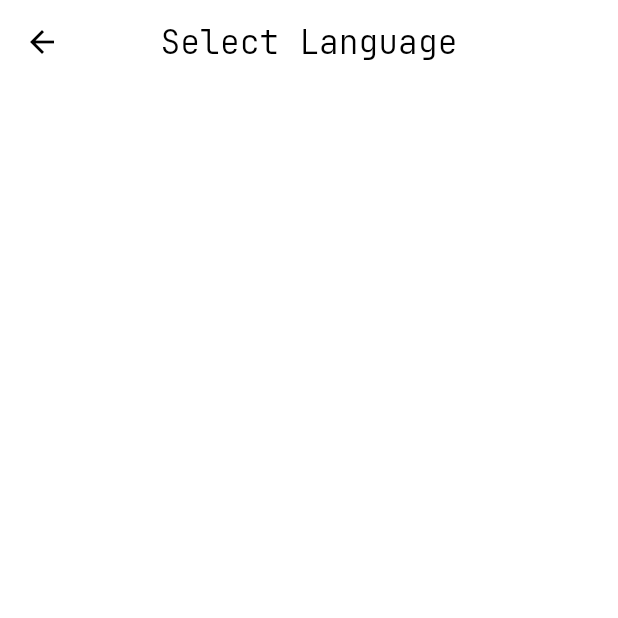
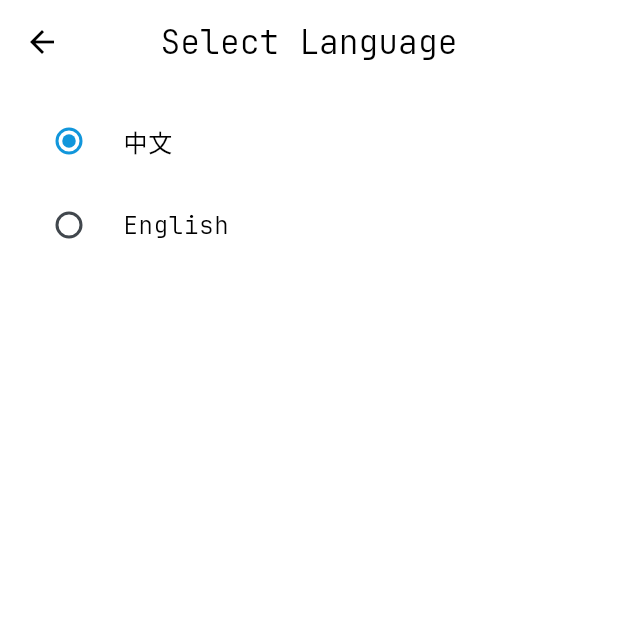
Before and after one commit to Matkurban/json_to_dart, a Flutter app: the ToggleLanguageView screen opened by its route, on a phone screen of 412 x 824 dp, the top half of it. Run offline on Flutter 3.47's test engine with Material 3 defaults, Android fonts, the light colour scheme and no system bars; drawn by our look-alikes of toastification; our stand-ins replace flex_color_scheme, get, package_info_plus, shared_preferences; missing offline and left inert: file_selector, flutter_json_view, syntax_highlight; accounts and stored records are empty; generated files the repository leaves out were written again.

Commit message:
发布1.0.4版本，实现切换语言

```diff
--- a/lib/common/json/view/json_to_dart_view.dart
+++ b/lib/common/json/view/json_to_dart_view.dart
@@ -186,6 +186,12 @@ class JsonToDartView extends GetView<JsonToDartLogic> {
             label: l10n.generateFromJson,
             onChanged: (v) => controller.generateFromJson.value = v!,
           ),
+           _buildCheckbox(
+          context,
+          value: controller.forceTypeCasting.value,
+          label: l10n.forceTypeCasting,
+          onChanged: (v) => controller.forceTypeCasting.value = v!,
+        ),
         ],
       );
     });
--- a/lib/common/setting/view/toggle_language_view.dart
+++ b/lib/common/setting/view/toggle_language_view.dart
@@ -1,15 +1,32 @@
 import 'package:flutter/material.dart';
+import 'package:get/get.dart';
+import 'package:json_to_dart/config/global/app_setting.dart';
 import 'package:json_to_dart/config/global/constant.dart';
 import 'package:json_to_dart/config/theme/app_style.dart';
+import 'package:json_to_dart/model/enum/app_language.dart';
 
-class ToggleLanguageView extends StatelessWidget {
+class ToggleLanguageView extends GetView<AppSetting> {
   const ToggleLanguageView({super.key});
 
   @override
   Widget build(BuildContext context) {
     return Scaffold(
       appBar: AppBar(title: Text(l10n.selectLanguage)),
-      body: ListView(padding: AppStyle.defaultPadding, children: []),
+      body: ListView.builder(
+        padding: AppStyle.defaultPadding,
+        itemBuilder: (context, index) {
+          var values = AppLanguage.values;
+          return Obx(() {
+            return RadioListTile(
+              value: values[index],
+              groupValue: controller.language.value,
+              onChanged: (value) => controller.changeLanguage(value!),
+              title: Text(values[index].displayName),
+            );
+          });
+        },
+        itemCount: AppLanguage.values.length,
+      ),
     );
   }
 }
--- a/lib/l10n/app_en.arb
+++ b/lib/l10n/app_en.arb
@@ -49,5 +49,6 @@
   "officialWebsite": "Official Website",
   "githubRepo": "GitHub Repository",
   "language": "Language",
-  "selectLanguage": "Select Language"
+  "selectLanguage": "Select Language",
+  "forceTypeCasting": "Type Casting (as Type)"
 }
--- a/lib/l10n/app_zh.arb
+++ b/lib/l10n/app_zh.arb
@@ -49,5 +49,6 @@
   "officialWebsite": "官网",
   "githubRepo": "Github仓库",
   "language": "语言",
-  "selectLanguage": "选择语言"
+  "selectLanguage": "选择语言",
+  "forceTypeCasting": "强制类型转换 (as Type)"
 }
--- a/pubspec.yaml
+++ b/pubspec.yaml
@@ -2,7 +2,7 @@ name: json_to_dart
 description: "A Dart-based tool class."
 publish_to: "none"
 homepage: https://github.com/Matkurban/json_to_dart
-version: 1.0.3
+version: 1.0.4
 environment:
   sdk: ^3.7.0
 
```
Also changed, not shown: lib/common/json/logic/json_to_dart_logic.dart (+45 -2 lines), lib/config/global/app_setting.dart (+18 -0 lines), lib/widgets/dialog/preview_dialog.dart (+22 -19 lines).
